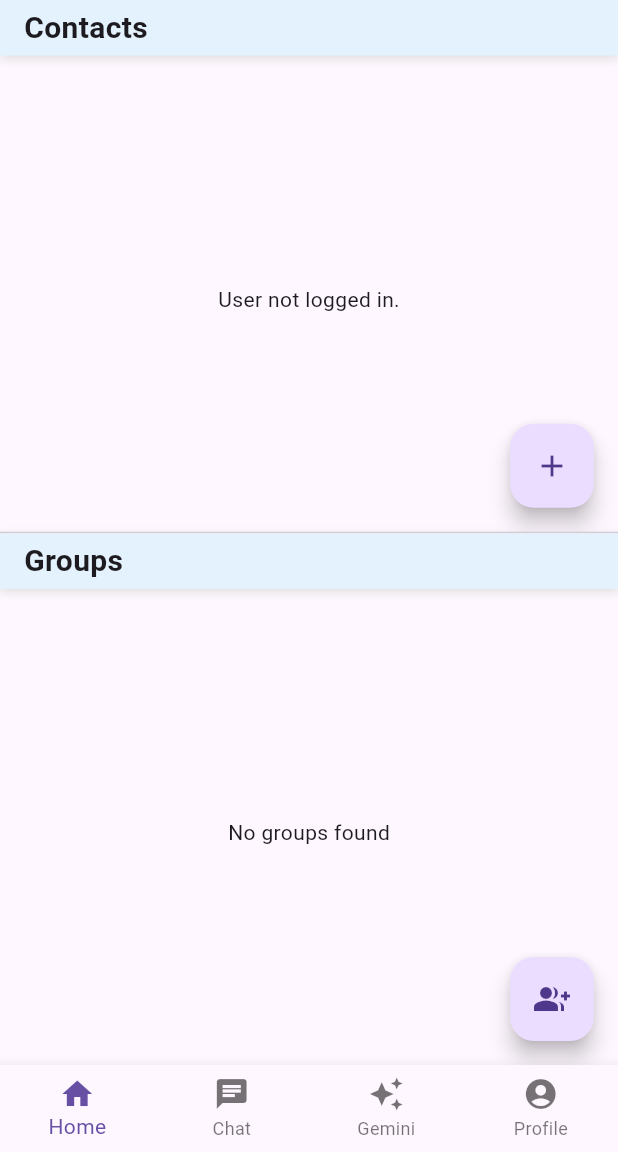
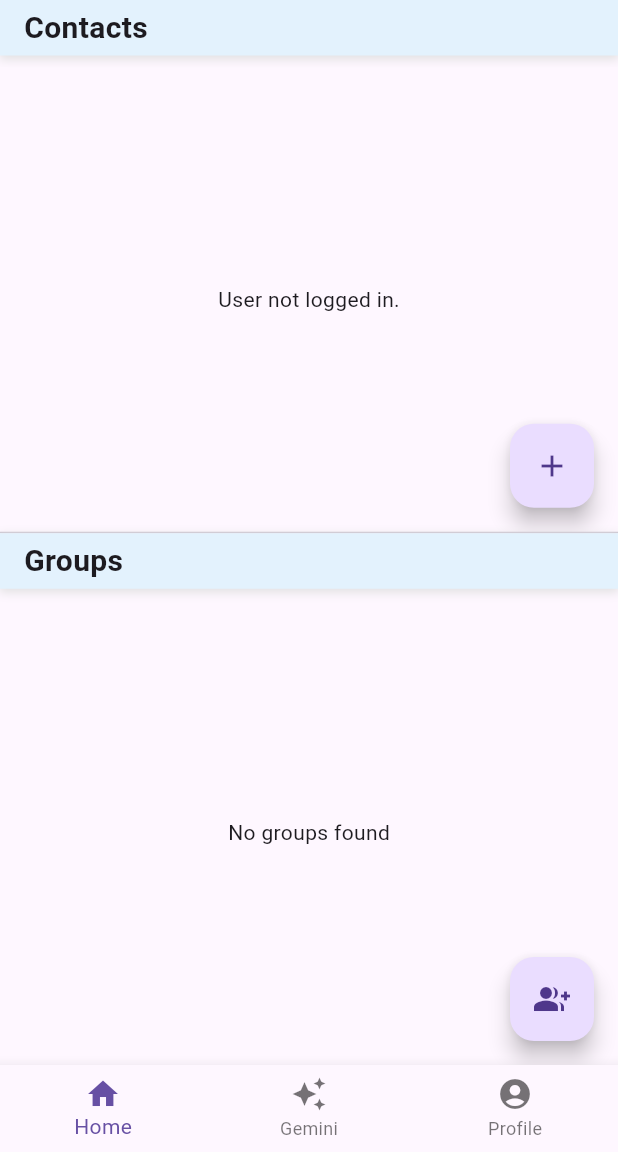
Before and after one commit to ara1102/FP_Kelompok_1_PPB_C, a Flutter app: the HomePage screen opened by its route, on a phone screen of 412 x 824 dp, the part 84-1236 px from its top. Run offline on Flutter 3.47's test engine with Material 3 defaults, Android fonts, the light colour scheme and no system bars; our stand-ins replace cloud_firestore, dash_chat_2, firebase_auth, firebase_core, flutter_gemini; accounts and stored records are empty; generated files the repository leaves out were written again.

Commit message:
modified:   lib/pages/home.dart

```diff
--- a/lib/pages/home.dart
+++ b/lib/pages/home.dart
@@ -15,7 +15,6 @@ class _HomePageState extends State<HomePage> {
 
   static final List<Widget> _pages = const <Widget>[
     ContactAndGroupWidget(),
-    Center(child: Text('Chat History', style: TextStyle(fontSize: 24))),
     ChatbotScreen(),
     ProfileWidget(),
   ];
@@ -28,7 +27,6 @@ class _HomePageState extends State<HomePage> {
 
   final List<BottomNavigationBarItem> _navItems = const [
     BottomNavigationBarItem(icon: Icon(Icons.home), label: 'Home'),
-    BottomNavigationBarItem(icon: Icon(Icons.chat), label: 'Chat'),
     BottomNavigationBarItem(icon: Icon(Icons.auto_awesome), label: 'Gemini'),
     BottomNavigationBarItem(icon: Icon(Icons.account_circle), label: 'Profile'),
   ];
```
